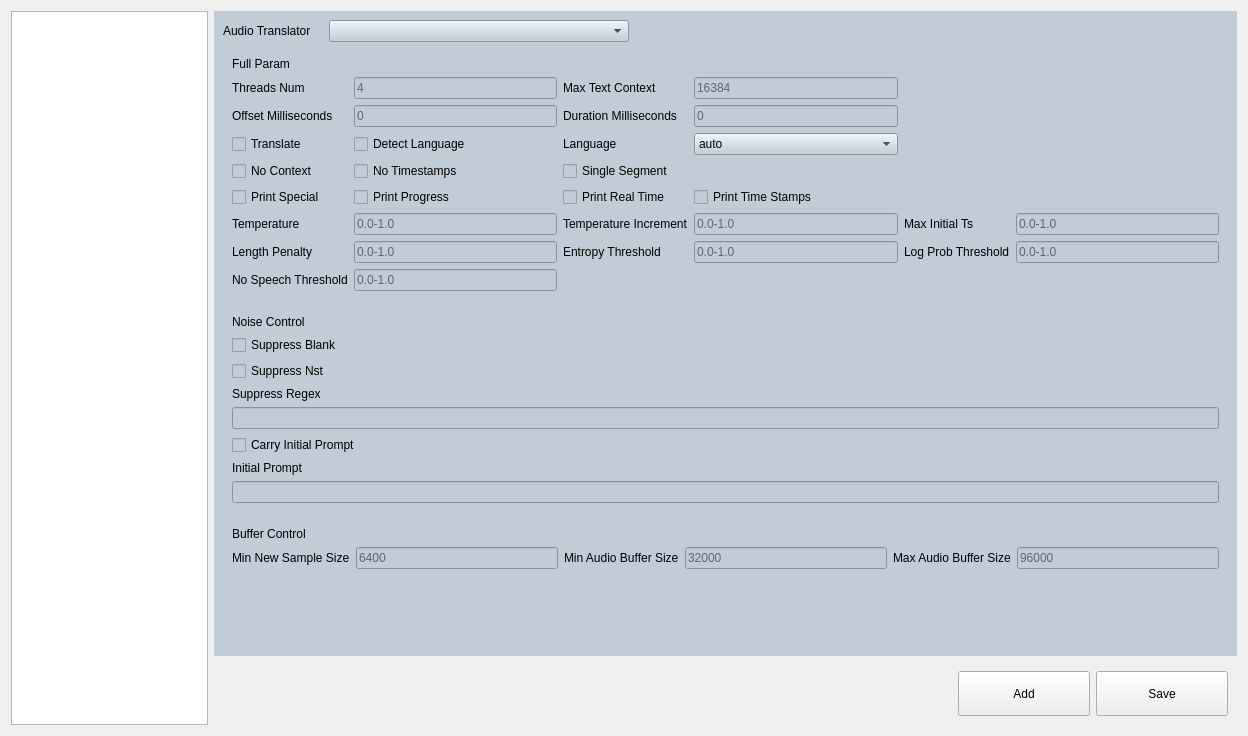
This is src/setting_page/SettingPageHardware.ui in hanjingo/rag-qt as Qt 5 draws it before an edit. The edited form follows.
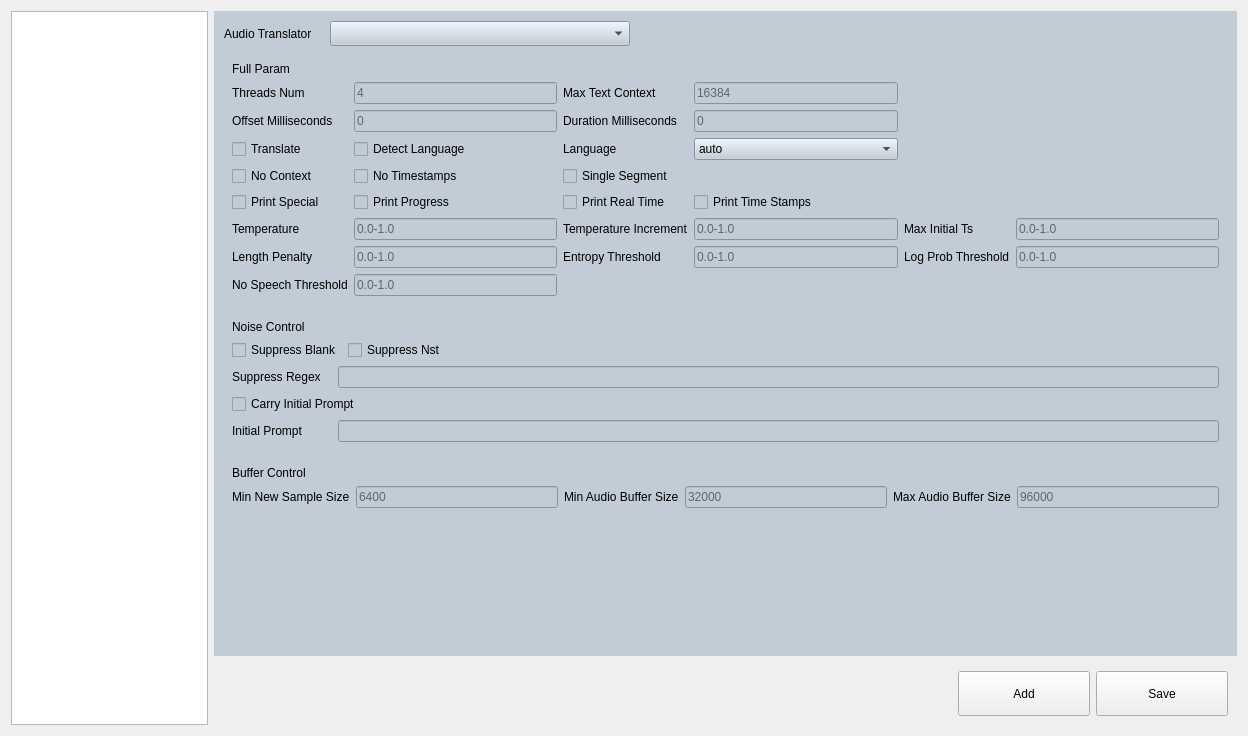
This is the edited form.

```diff
--- a/src/setting_page/SettingPageHardware.ui
+++ b/src/setting_page/SettingPageHardware.ui
@@ -62,6 +62,18 @@
            <layout class="QVBoxLayout" name="verticalLayout">
             <item>
              <layout class="QHBoxLayout" name="horizontalLayout">
+              <property name="leftMargin">
+               <number>1</number>
+              </property>
+              <property name="topMargin">
+               <number>1</number>
+              </property>
+              <property name="rightMargin">
+               <number>1</number>
+              </property>
+              <property name="bottomMargin">
+               <number>1</number>
+              </property>
               <item>
                <widget class="QLabel" name="lblAudioTranslatorTitle">
                 <property name="minimumSize">
@@ -86,7 +98,7 @@
                 <property name="minimumSize">
                  <size>
                   <width>300</width>
-                  <height>0</height>
+                  <height>25</height>
                  </size>
                 </property>
                </widget>
@@ -634,9 +646,9 @@
               <property name="styleSheet">
                <string notr="true">background-color:#C1CCD6;</string>
               </property>
-              <layout class="QGridLayout" name="gridLayout_6">
-               <item row="4" column="0">
-                <widget class="QLabel" name="lblSuppressRegex">
+              <layout class="QVBoxLayout" name="verticalLayout_2">
+               <item>
+                <widget class="QLabel" name="lblNoiseControlTitle">
                  <property name="minimumSize">
                   <size>
                    <width>100</width>
@@ -650,18 +662,63 @@
                   </font>
                  </property>
                  <property name="text">
-                  <string>Suppress Regex</string>
+                  <string>Noise Control</string>
                  </property>
                 </widget>
                </item>
-               <item row="1" column="0">
+               <item>
+                <layout class="QHBoxLayout" name="horizontalLayout_6">
+                 <item>
                 <widget class="QCheckBox" name="ckSuppressBlank">
                  <property name="text">
                   <string>Suppress Blank</string>
                  </property>
                 </widget>
                </item>
-               <item row="5" column="0">
+                 <item>
+                  <widget class="QCheckBox" name="ckSuppressNst">
+                   <property name="text">
+                    <string>Suppress Nst</string>
+                   </property>
+                  </widget>
+                 </item>
+                 <item>
+                  <spacer name="horizontalSpacer_3">
+                   <property name="orientation">
+                    <enum>Qt::Orientation::Horizontal</enum>
+                   </property>
+                   <property name="sizeHint" stdset="0">
+                    <size>
+                     <width>40</width>
+                     <height>20</height>
+                    </size>
+                   </property>
+                  </spacer>
+                 </item>
+                </layout>
+               </item>
+               <item>
+                <layout class="QHBoxLayout" name="horizontalLayout_4">
+                 <item>
+                  <widget class="QLabel" name="lblSuppressRegex">
+                   <property name="minimumSize">
+                    <size>
+                     <width>100</width>
+                     <height>0</height>
+                    </size>
+                   </property>
+                   <property name="font">
+                    <font>
+                     <italic>false</italic>
+                     <bold>false</bold>
+                    </font>
+                   </property>
+                   <property name="text">
+                    <string>Suppress Regex</string>
+                   </property>
+                  </widget>
+                 </item>
+                 <item>
                 <widget class="QLineEdit" name="editSuppressRegex">
                  <property name="font">
                   <font>
@@ -677,7 +734,18 @@
                  </property>
                 </widget>
                </item>
-               <item row="7" column="0">
+                </layout>
+               </item>
+               <item>
+                <widget class="QCheckBox" name="ckCarryInitPrompt">
+                 <property name="text">
+                  <string>Carry Initial Prompt</string>
+                 </property>
+                </widget>
+               </item>
+               <item>
+                <layout class="QHBoxLayout" name="horizontalLayout_5">
+                 <item>
                 <widget class="QLabel" name="lblInitPrompt">
                  <property name="minimumSize">
                   <size>
@@ -696,26 +764,7 @@
                  </property>
                 </widget>
                </item>
-               <item row="0" column="0">
-                <widget class="QLabel" name="lblNoiseControlTitle">
-                 <property name="minimumSize">
-                  <size>
-                   <width>100</width>
-                   <height>0</height>
-                  </size>
-                 </property>
-                 <property name="font">
-                  <font>
-                   <italic>false</italic>
-                   <bold>false</bold>
-                  </font>
-                 </property>
-                 <property name="text">
-                  <string>Noise Control</string>
-                 </property>
-                </widget>
-               </item>
-               <item row="8" column="0">
+                 <item>
                 <widget class="QLineEdit" name="editInitPrompt">
                  <property name="font">
                   <font>
@@ -731,19 +780,7 @@
                  </property>
                 </widget>
                </item>
-               <item row="6" column="0">
-                <widget class="QCheckBox" name="ckCarryInitPrompt">
-                 <property name="text">
-                  <string>Carry Initial Prompt</string>
-                 </property>
-                </widget>
-               </item>
-               <item row="2" column="0">
-                <widget class="QCheckBox" name="ckSuppressNst">
-                 <property name="text">
-                  <string>Suppress Nst</string>
-                 </property>
-                </widget>
+                </layout>
                </item>
               </layout>
              </widget>
```
Lines whose indentation alone changed are shown as unchanged.
